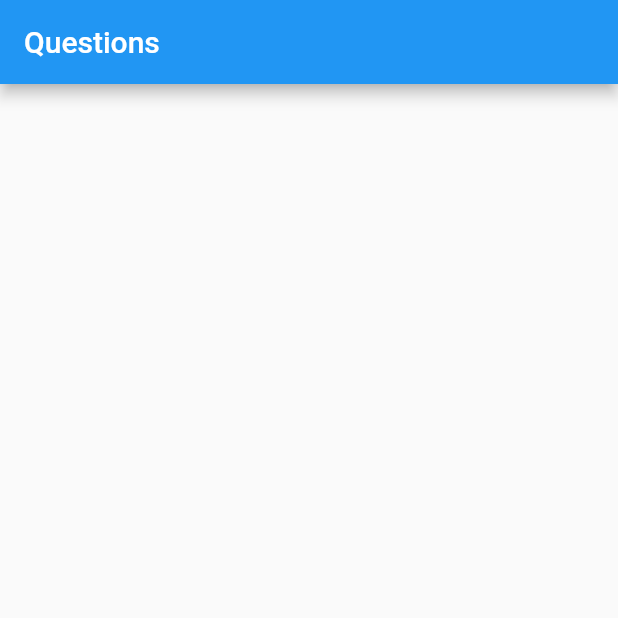
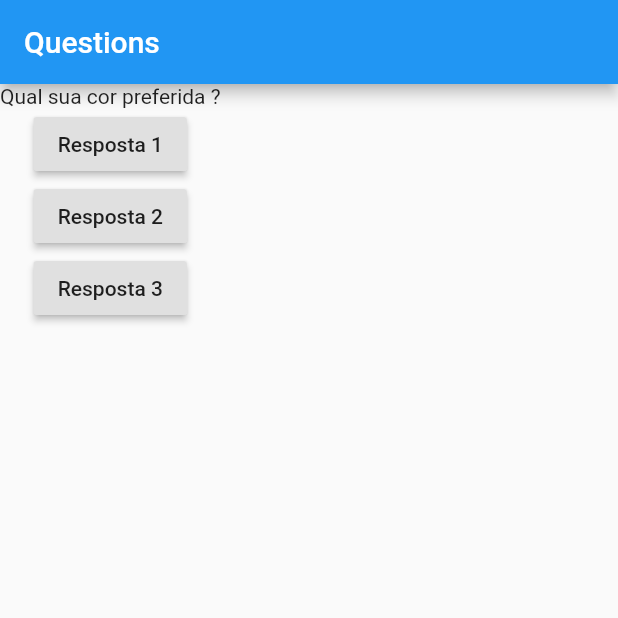
Before and after one commit to Eduardo-ops/flutter, a Flutter app: the screen it shows after launch, on a phone screen of 412 x 824 dp, the top half of it. Run offline on Flutter 3.47's test engine with Material 2 defaults, Android fonts, the phone set to English and light mode, and no system bars.

Commit message:
Column e arvore de widgets implementados.

```diff
--- a/projeto_perguntas/lib/main.dart
+++ b/projeto_perguntas/lib/main.dart
@@ -7,6 +7,8 @@ void main() =>
 
 /* Tornando o "perguntaApp" em um widget */
 class PerguntasApp extends StatelessWidget {
+  final perguntas = ['Qual sua cor preferida ?', 'Qual marca preferida ?'];
+
   /*  Sobrescrevendo método build */
   @override
   Widget build(BuildContext context) {
@@ -19,6 +21,22 @@ class PerguntasApp extends StatelessWidget {
           /* Atributo "Title" que retorna um widget "Text" */
           title: Text('Questions'),
         )),
+        /* Atributo "Body" que retorna um widget "Column" */
+        body: Column(
+          /* Atributo "children" nos permite retornar varios widget iguais */
+          children: [
+            /* Widget "Text" que recebe como valor um array de strings */
+            Text(perguntas[0]),
+            /* Widget "RaiseButton" com parametros */
+            RaisedButton(
+                /* Parâmetro "child" que possibilita retornar outro Component
+              Widget*/
+                child: Text('Resposta 1'),
+                onPressed: () {}),
+            RaisedButton(child: Text('Resposta 2'), onPressed: () {}),
+            RaisedButton(child: Text('Resposta 3'), onPressed: () {}),
+          ],
+        ),
       ),
     );
   }
```
Also changed, not shown: 1 other file.
